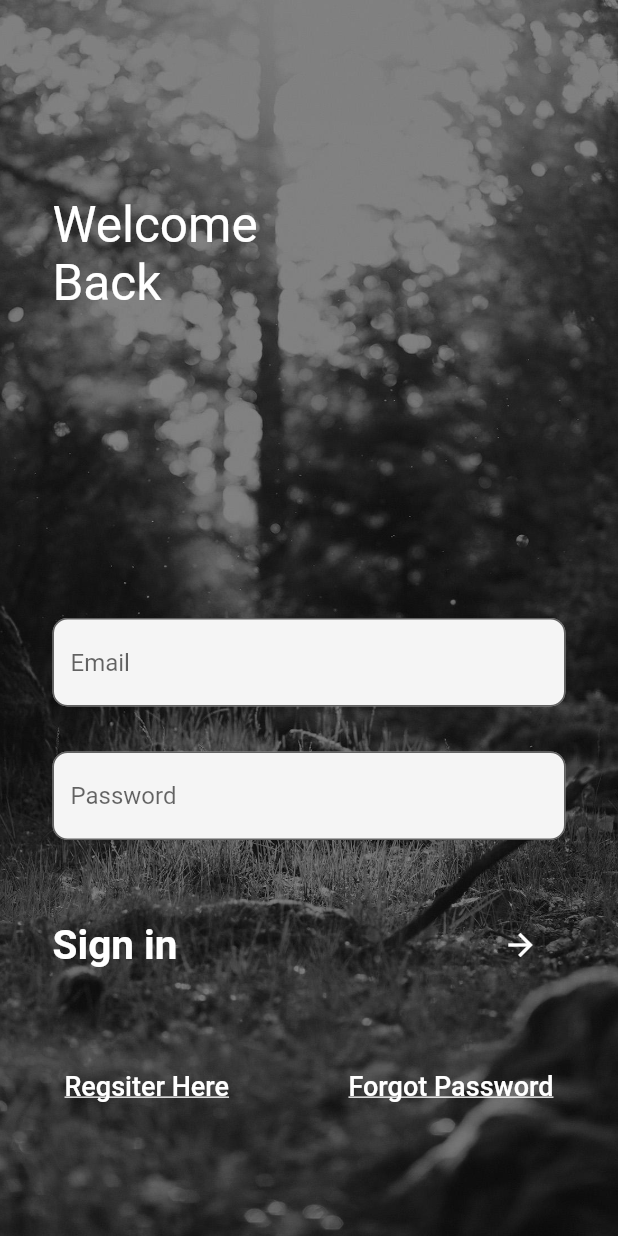
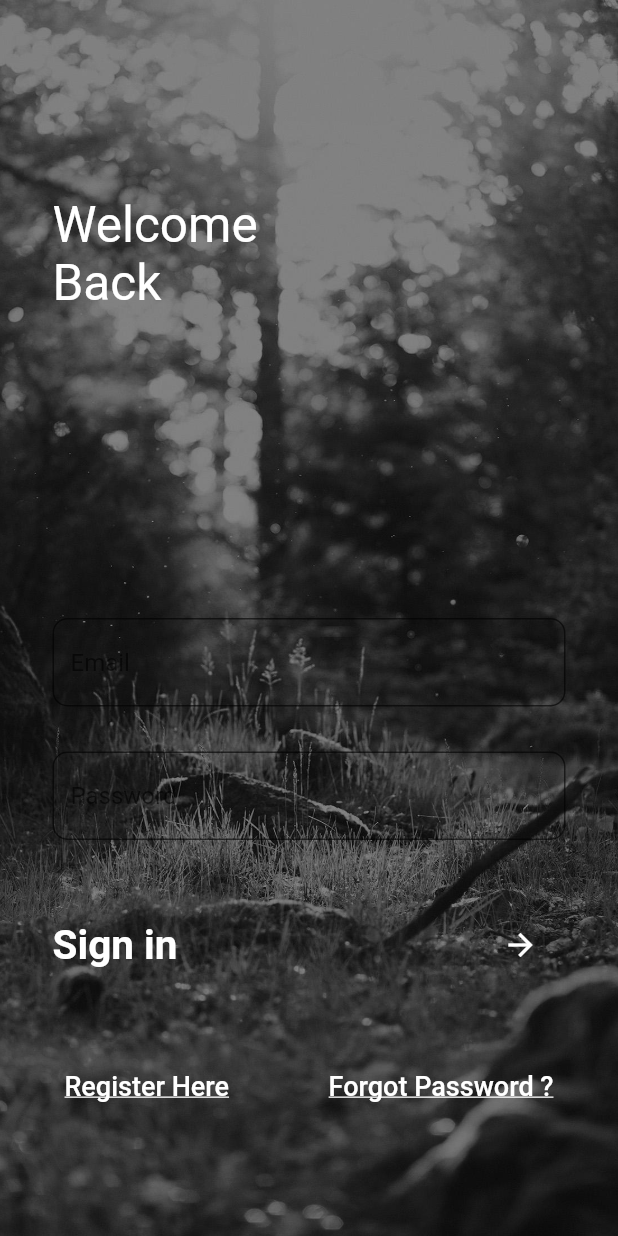
Before and after one commit to Kayyum0/Login, a Flutter app: the screen it shows after launch, on a phone screen of 412 x 824 dp. Run offline on Flutter 3.47's test engine with Material 2 defaults, Android fonts, the phone set to English and light mode, and no system bars.

Commit message:
final commit

```diff
--- a/lib/login.dart
+++ b/lib/login.dart
@@ -6,6 +6,7 @@ class MyLogin extends StatefulWidget {
   @override
   _MyLoginState createState() => _MyLoginState();
 }
+
 
 class _MyLoginState extends State<MyLogin> {
   @override
@@ -39,9 +40,9 @@ class _MyLoginState extends State<MyLogin> {
                       child: Column(
                         children: [
                           TextField(
-                            style: TextStyle(color: Colors.black),
+                            style: TextStyle(color: Colors.white),
                             decoration: InputDecoration(
-                                fillColor: Colors.grey.shade100,
+                                fillColor: Colors.transparent,
                                 filled: true,
                                 hintText: "Email",
                                 border: OutlineInputBorder(
@@ -52,10 +53,10 @@ class _MyLoginState extends State<MyLogin> {
                             height: 30,
                           ),
                           TextField(
-                            style: TextStyle(),
+                            style: TextStyle(color: Colors.white),
                             obscureText: true,
                             decoration: InputDecoration(
-                                fillColor: Colors.grey.shade100,
+                                fillColor: Colors.transparent,
                                 filled: true,
                                 hintText: "Password",
                                 border: OutlineInputBorder(
@@ -96,7 +97,7 @@ class _MyLoginState extends State<MyLogin> {
                                   Navigator.pushNamed(context, 'register');
                                 },
                                 child: Text(
-                                  'Regsiter Here',
+                                  'Register Here',
                                   textAlign: TextAlign.left,
                                   style: TextStyle(
                                       decoration: TextDecoration.underline,
@@ -108,7 +109,7 @@ class _MyLoginState extends State<MyLogin> {
                               TextButton(
                                   onPressed: () {},
                                   child: Text(
-                                    'Forgot Password',
+                                   'Forgot Password ?',
                                     style: TextStyle(
                                       decoration: TextDecoration.underline,
                                       color: Colors.white,
```
